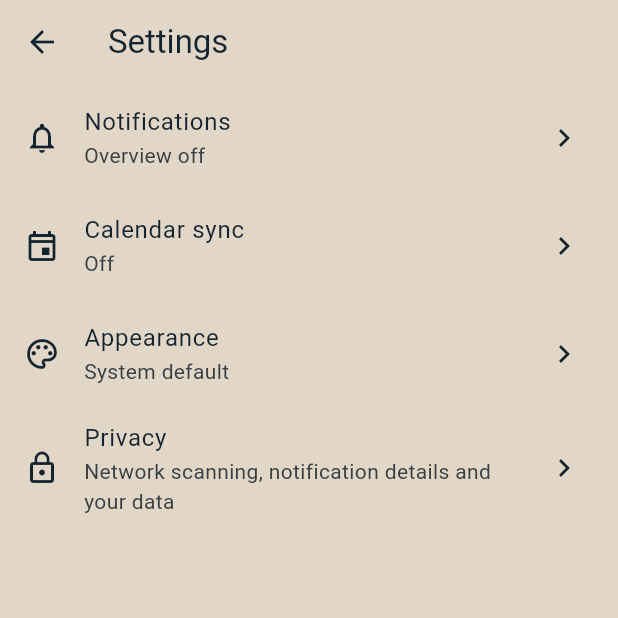
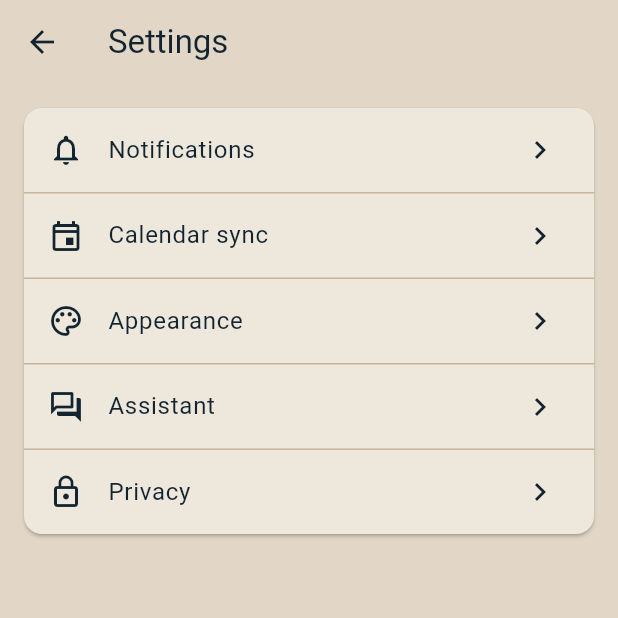
Before and after one commit to mygarrett38/hometrackhub, a Flutter app: the SettingsScreen screen opened directly, on a phone screen of 412 x 824 dp, the top half of it. Run offline on Flutter 3.47's test engine with Material 3 defaults, Android fonts, the phone set to English and light mode, and no system bars; our stand-ins replace connectivity_plus, flutter_blue_plus, flutter_local_notifications, flutter_markdown_plus, flutter_timezone, shared_preferences and 1 more; missing offline and left inert: bonsoir, device_calendar_plus; accounts and stored records are empty.

Commit message:
Make settings page use cards now

```diff
--- /dev/null
+++ b/lib/ui/screens/settings/assistant_settings_screen.dart
@@ -0,0 +1,14 @@
+import 'package:flutter/material.dart';
+
+/// Settings for the Assist tab's AI assistant. Empty for now.
+class AssistantSettingsScreen extends StatelessWidget {
+  const AssistantSettingsScreen({super.key});
+
+  @override
+  Widget build(BuildContext context) {
+    return Scaffold(
+      appBar: AppBar(title: const Text('Assistant')),
+      body: const SizedBox.shrink(),
+    );
+  }
+}
--- a/lib/ui/screens/settings/settings_screen.dart
+++ b/lib/ui/screens/settings/settings_screen.dart
@@ -1,81 +1,68 @@
 import 'package:flutter/material.dart';
-import 'package:provider/provider.dart';
 
-import '../../../models/app_settings.dart';
-import '../../../state/settings_controller.dart';
+import '../../widgets/screen_padding.dart';
+import '../../widgets/settings_card.dart';
 import 'appearance_settings_screen.dart';
+import 'assistant_settings_screen.dart';
 import 'calendar_settings_screen.dart';
 import 'notification_settings_screen.dart';
 import 'privacy_settings_screen.dart';
 
-/// Settings tab: one row per category of settings, each opening its own
-/// screen. Each row's subtitle summarizes the current choices.
+/// Settings tab: a card listing each category of settings, each opening its
+/// own screen.
 class SettingsScreen extends StatelessWidget {
   const SettingsScreen({super.key});
 
-  void _open(BuildContext context, Widget screen) {
-    Navigator.of(context).push(MaterialPageRoute<void>(builder: (_) => screen));
-  }
+  static const _categories = [
+    (
+      icon: Icons.notifications_outlined,
+      title: 'Notifications',
+      screen: NotificationSettingsScreen(),
+    ),
+    (
+      icon: Icons.event_outlined,
+      title: 'Calendar sync',
+      screen: CalendarSettingsScreen(),
+    ),
+    (
+      icon: Icons.palette_outlined,
+      title: 'Appearance',
+      screen: AppearanceSettingsScreen(),
+    ),
+    (
+      icon: Icons.forum_outlined,
+      title: 'Assistant',
+      screen: AssistantSettingsScreen(),
+    ),
+    (
+      icon: Icons.lock_outline,
+      title: 'Privacy',
+      screen: PrivacySettingsScreen(),
+    ),
+  ];
 
   @override
   Widget build(BuildContext context) {
-    final settings = context.watch<SettingsController>().settings;
-
     return Scaffold(
       appBar: AppBar(title: const Text('Settings')),
       body: ListView(
+        padding: screenPadding(context),
         children: [
-          ListTile(
-            leading: const Icon(Icons.notifications_outlined),
-            title: const Text('Notifications'),
-            subtitle: Text(_describeOverview(context, settings)),
-            trailing: const Icon(Icons.chevron_right),
-            onTap: () => _open(context, const NotificationSettingsScreen()),
-          ),
-          ListTile(
-            leading: const Icon(Icons.event_outlined),
-            title: const Text('Calendar sync'),
-            subtitle: Text(
-              settings.calendarSyncEnabled && settings.syncCalendarName != null
-                  ? 'Adding tasks to ${settings.syncCalendarName}'
-                  : 'Off',
-            ),
-            trailing: const Icon(Icons.chevron_right),
-            onTap: () => _open(context, const CalendarSettingsScreen()),
-          ),
-          ListTile(
-            leading: const Icon(Icons.palette_outlined),
-            title: const Text('Appearance'),
-            subtitle: Text(themeModeLabels[settings.themeMode]!),
-            trailing: const Icon(Icons.chevron_right),
-            onTap: () => _open(context, const AppearanceSettingsScreen()),
-          ),
-          ListTile(
-            leading: const Icon(Icons.lock_outline),
-            title: const Text('Privacy'),
-            subtitle: const Text(
-              'Network scanning, notification details and your data',
-            ),
-            trailing: const Icon(Icons.chevron_right),
-            onTap: () => _open(context, const PrivacySettingsScreen()),
+          SettingsCard(
+            children: [
+              for (final category in _categories)
+                ListTile(
+                  leading: Icon(category.icon),
+                  title: Text(category.title),
+                  trailing: const Icon(Icons.chevron_right),
+                  onTap: () => Navigator.of(context).push(
+                    MaterialPageRoute<void>(builder: (_) => category.screen),
+                  ),
+                ),
+            ],
           ),
         ],
       ),
     );
   }
-
-  /// For example "Weekly overview on Monday at 8:00 AM".
-  String _describeOverview(BuildContext context, AppSettings settings) {
-    final time = TimeOfDay(
-      hour: settings.overviewHour,
-      minute: settings.overviewMinute,
-    ).format(context);
-    return switch (settings.overviewFrequency) {
-      OverviewFrequency.off => 'Overview off',
-      OverviewFrequency.weekly =>
-        'Weekly overview on ${weekdayNames[settings.overviewWeekday]} '
-            'at $time',
-      OverviewFrequency.monthly => 'Monthly overview on the 1st at $time',
-    };
-  }
 }
--- /dev/null
+++ b/lib/ui/widgets/settings_card.dart
@@ -0,0 +1,26 @@
+import 'package:flutter/material.dart';
+
+/// A card holding a group of related settings rows, with a line between
+/// each row.
+class SettingsCard extends StatelessWidget {
+  const SettingsCard({super.key, required this.children});
+
+  final List<Widget> children;
+
+  @override
+  Widget build(BuildContext context) {
+    return Card(
+      clipBehavior: Clip.antiAlias,
+      margin: const EdgeInsets.only(bottom: 12),
+      child: Column(
+        crossAxisAlignment: CrossAxisAlignment.stretch,
+        children: [
+          for (final (index, child) in children.indexed) ...[
+            if (index > 0) const Divider(height: 1),
+            child,
+          ],
+        ],
+      ),
+    );
+  }
+}
```
Also changed, not shown: 1 other file.
